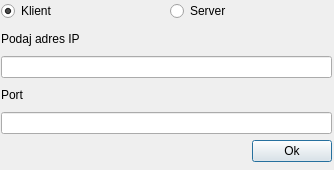
First picture: the form in dialog.ui, repository Gedif/Statki, before the edit.
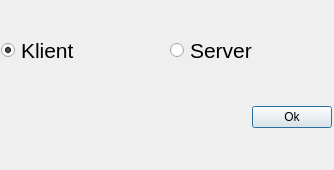
Second picture: the form after the edit.

The edit to the form file:
```diff
--- a/dialog.ui
+++ b/dialog.ui
@@ -13,7 +13,7 @@
   <property name="windowTitle">
    <string>Dialog</string>
   </property>
-  <widget class="QWidget" name="">
+  <widget class="QWidget" name="layoutWidget">
    <property name="geometry">
     <rect>
      <x>1</x>
@@ -27,6 +27,11 @@
      <layout class="QHBoxLayout" name="horizontalLayout">
       <item>
        <widget class="QRadioButton" name="radioButton_2">
+        <property name="font">
+         <font>
+          <pointsize>16</pointsize>
+         </font>
+        </property>
         <property name="acceptDrops">
          <bool>false</bool>
         </property>
@@ -36,6 +41,12 @@
         <property name="text">
          <string>Klient</string>
         </property>
+        <property name="iconSize">
+         <size>
+          <width>20</width>
+          <height>20</height>
+         </size>
+        </property>
         <property name="checked">
          <bool>true</bool>
         </property>
@@ -43,33 +54,24 @@
       </item>
       <item>
        <widget class="QRadioButton" name="radioButton">
+        <property name="font">
+         <font>
+          <pointsize>16</pointsize>
+         </font>
+        </property>
         <property name="text">
          <string>Server</string>
         </property>
+        <property name="iconSize">
+         <size>
+          <width>20</width>
+          <height>20</height>
+         </size>
+        </property>
        </widget>
       </item>
      </layout>
     </item>
-    <item>
-     <widget class="QLabel" name="label">
-      <property name="text">
-       <string>Podaj adres IP</string>
-      </property>
-     </widget>
-    </item>
-    <item>
-     <widget class="QLineEdit" name="lineEdit"/>
-    </item>
-    <item>
-     <widget class="QLabel" name="label_2">
-      <property name="text">
-       <string>Port</string>
-      </property>
-     </widget>
-    </item>
-    <item>
-     <widget class="QLineEdit" name="lineEdit_2"/>
-    </item>
     <item>
      <layout class="QHBoxLayout" name="horizontalLayout_2">
       <item>
@@ -90,6 +92,12 @@
         <property name="text">
          <string>Ok</string>
         </property>
+        <property name="iconSize">
+         <size>
+          <width>20</width>
+          <height>20</height>
+         </size>
+        </property>
        </widget>
       </item>
      </layout>
```
